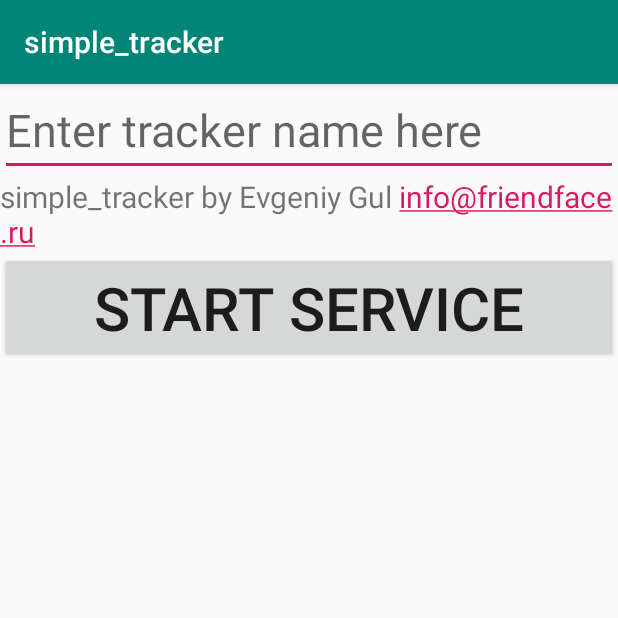
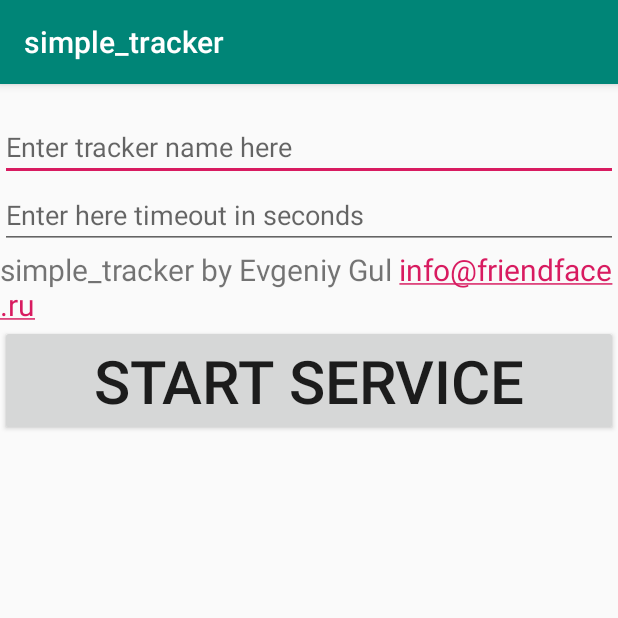
Before and after one commit to BlackHarold/device_tracker, an Android app: the screen it shows after launch (MainActivity), on a phone screen of 412 x 824 dp, the top half of it. Run offline under Robolectric (Android 15) with nearby library versions, the phone set to English and light mode, and no system bars.

Commit message:
--- Big refactoring --- All classes rewritten Changed architecture  - New IntentService RepeatService  - New Query builder  - Relieved MainActivity

```diff
--- a/app/src/main/java/home/blackharold/simple_tracker/MainActivity.java
+++ b/app/src/main/java/home/blackharold/simple_tracker/MainActivity.java
@@ -4,6 +4,7 @@ import android.annotation.TargetApi;
 import android.content.Context;
 import android.content.Intent;
 import android.content.SharedPreferences;
+import android.os.AsyncTask;
 import android.os.Build;
 import android.os.Bundle;
 import android.widget.Button;
@@ -16,10 +17,13 @@ public class MainActivity extends AppCompatActivity {
 
     Button start;
     EditText trackNameText;
+    EditText timeoutText;
 
-    String trackerName;
-    int timeout;
+    static String trackerName;
+    static int timeout = 30;
 
+    //    Location
+    SharedPreferences preferences;
 
     @TargetApi(Build.VERSION_CODES.M)
     @RequiresApi(api = Build.VERSION_CODES.M)
@@ -27,20 +31,24 @@ public class MainActivity extends AppCompatActivity {
     protected void onCreate(Bundle savedInstanceState) {
         super.onCreate(savedInstanceState);
         setContentView(R.layout.activity_main);
+
         start = findViewById(R.id.btn_start_service);
         trackNameText = findViewById(R.id.trackNameText);
+        timeoutText = findViewById(R.id.timeoutText);
 
         start.setOnClickListener((view) -> {
+            trackerName = trackNameText.getText().toString();
+            timeout = Integer.parseInt(timeoutText.getText().toString());
 
-            trackerName = trackNameText.getText().toString();
-//            timeout = Integer.valueOf(timeOutText.getText());
-            SharedPreferences preferences = getSharedPreferences("tracker_prefs", Context.MODE_MULTI_PROCESS);
+            preferences = getSharedPreferences("track_prefs", Context.MODE_MULTI_PROCESS);
             SharedPreferences.Editor editor = preferences.edit();
             editor.putString("name", trackerName);
             editor.putInt("timeout", timeout);
-            editor.commit();
-            startService(new Intent(this, EventSender.class));
-            Toast.makeText(this, "Task started", Toast.LENGTH_LONG).show();
+            editor.apply();
+//            editor.commit();
+
+            startService(new Intent(this, RepeatService.class));
+            Toast.makeText(this, "Task starting...", Toast.LENGTH_LONG).show();
             finish();
         });
     }
--- a/app/src/main/res/layout/activity_main.xml
+++ b/app/src/main/res/layout/activity_main.xml
@@ -4,27 +4,38 @@
                 android:layout_width="match_parent"
                 android:layout_height="match_parent"
                 tools:context=".MainActivity">
+    <TextView
+            android:id="@+id/text"
+            android:layout_width="match_parent"
+            android:layout_height="wrap_content"
+            android:text=""/>
 
     <EditText android:layout_width="match_parent"
               android:layout_height="wrap_content"
               android:id="@+id/trackNameText"
               android:hint="@string/hint_TextViewer"
-              android:textSize="30sp"
+              android:layout_below="@+id/text"
+              android:inputType=""/>
+
+    <EditText android:layout_width="match_parent"
+              android:layout_height="wrap_content"
+              android:id="@+id/timeoutText"
+              android:hint="@string/timeout"
+              android:layout_below="@+id/trackNameText"
               android:inputType=""/>
 
     <TextView
-            android:id="@+id/text"
+            android:id="@+id/text2"
             android:layout_width="match_parent"
             android:layout_height="wrap_content"
             android:textSize="20sp"
-            android:layout_below="@+id/trackNameText"
+            android:layout_below="@+id/timeoutText"
             android:text="@string/text"/>
     <Button
             android:id="@+id/btn_start_service"
             android:layout_width="match_parent"
             android:layout_height="wrap_content"
             android:textSize="40sp"
-            android:layout_below="@+id/text"
-            android:text="@string/location_settings"
-            android:layout_marginEnd="0dp"/>
+            android:layout_below="@+id/text2"
+            android:text="@string/location_settings"/>
 </RelativeLayout>
--- a/app/src/main/res/values/strings.xml
+++ b/app/src/main/res/values/strings.xml
@@ -3,4 +3,5 @@
     <string name="location_settings">START SERVICE</string>
     <string name="text">simple_tracker by Evgeniy Gul <a href="mailto:info@friendface.ru">info@friendface.ru</a></string>
     <string name="hint_TextViewer">Enter tracker name here</string>
+    <string name="timeout">Enter here timeout in seconds</string>
 </resources>
```
Also changed, not shown: app/src/main/AndroidManifest.xml (+7 -3 lines), app/src/main/java/home/blackharold/simple_tracker/EventSender.java (deleted, +0 -150 lines), app/src/main/java/home/blackharold/simple_tracker/QueryBuilder.java (added, +39 -0 lines), app/src/main/java/home/blackharold/simple_tracker/RepeatService.java (added, +139 -0 lines), app/src/main/java/home/blackharold/simple_tracker/TrackerBroadcast.java (deleted, +0 -32 lines).
